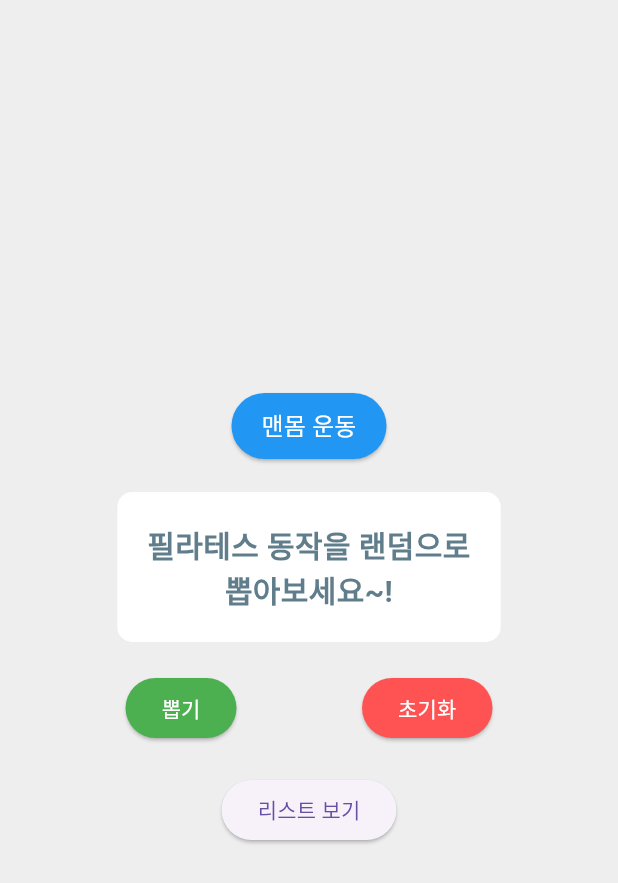
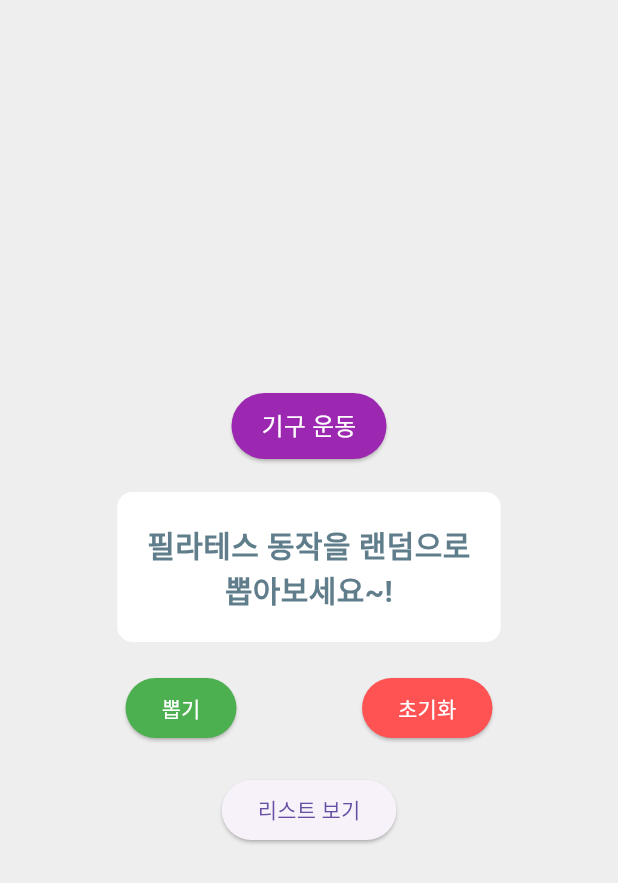
Before and after one commit to 4keool/pilates-yoobin, a Flutter app: the screen it shows after launch, after a tap on "뽑기", after a tap on "초기화", on a phone screen of 412 x 824 dp. Shown: the top 883 px of the screen. Run offline on Flutter 3.47's test engine with Material 3 defaults, Android fonts, the phone set to English and light mode, and no system bars; our stand-ins replace firebase_core; accounts and stored records are empty.

```diff
--- a/lib/main.dart
+++ b/lib/main.dart
@@ -69,8 +69,16 @@ class _LotteryScreenState extends State<LotteryScreen> {
   ];
 
   final List<Map<String, String>> equipmentExercises = [
-    {"name": "REFORMER EXERCISE 1", "page": "80"},
-    {"name": "CADILLAC EXERCISE 1", "page": "90"},
+    {"name": "예제1", "page": "1"},
+    {"name": "예제2", "page": "2"},
+    {"name": "예제3", "page": "3"},
+    {"name": "예제4", "page": "4"},
+    {"name": "예제5", "page": "5"},
+    {"name": "예제6", "page": "6"},
+    {"name": "예제7", "page": "7"},
+    {"name": "예제8", "page": "8"},
+    {"name": "예제9", "page": "9"},
+    {"name": "예제10", "page": "10"}
   ];
 
   late List<Map<String, String>> allRewards;
@@ -78,7 +86,9 @@ class _LotteryScreenState extends State<LotteryScreen> {
   final List<Map<String, String>> selectedRewards = [];
   String result = DEFAULT_MESSAGE; // 초기값 설정
   bool showList = false;
-  bool isBodyweight = true; // 현재 선택된 운동 타입 (true: 맨몸, false: 기구)
+  bool isBodyweight = false; // 현재 선택된 운동 타입 (true: 맨몸, false: 기구)
+
+  bool get isDrawButtonEnabled => availableRewards.isNotEmpty; // 버튼 활성화 상태 확인
 
   @override
   void initState() {
@@ -97,7 +107,8 @@ class _LotteryScreenState extends State<LotteryScreen> {
   }
 
   void drawLottery() {
-    if (availableRewards.isEmpty) {
+    if (!isDrawButtonEnabled) {
+      // 버튼 상태 체크
       setState(() {
         result = ALL_SELECTED_MESSAGE;
       });
@@ -115,7 +126,7 @@ class _LotteryScreenState extends State<LotteryScreen> {
     setState(() {
       availableRewards = List.from(allRewards);
       selectedRewards.clear();
-      result = DEFAULT_MESSAGE; // 상수 사용
+      result = DEFAULT_MESSAGE;
       showList = false;
     });
   }
@@ -161,8 +172,14 @@ class _LotteryScreenState extends State<LotteryScreen> {
             mainAxisAlignment: MainAxisAlignment.spaceEvenly,
             children: [
               ElevatedButton(
-                onPressed: drawLottery,
-                style: ElevatedButton.styleFrom(backgroundColor: Colors.green),
+                onPressed: isDrawButtonEnabled
+                    ? drawLottery
+                    : null, // 버튼 상태에 따라 활성화/비활성화
+                style: ElevatedButton.styleFrom(
+                  backgroundColor: Colors.green,
+                  // 비활성화 상태일 때의 스타일
+                  disabledBackgroundColor: Colors.grey,
+                ),
                 child: const Text("뽑기", style: TextStyle(color: Colors.white)),
               ),
               ElevatedButton(
```
